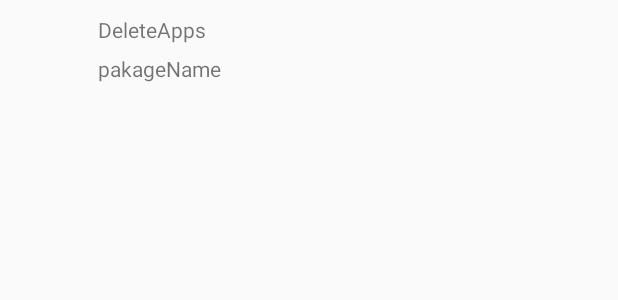
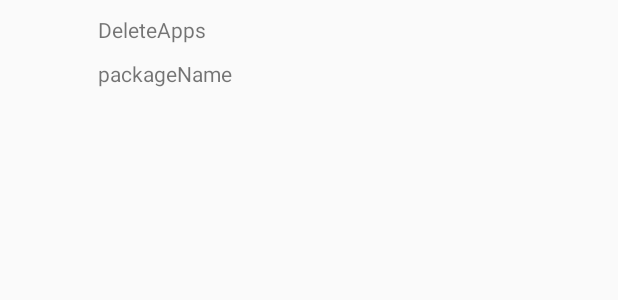
Before and after one commit to and2long/AppInfo, an Android app: the layout item_app_info.xml on its own in the app's theme, with its tools: preview values and no code run, on a phone screen of 412 x 824 dp. Shown: the top 300 px of the screen. Run offline under Robolectric (Android 15) with nearby library versions, the phone set to English and light mode, and no system bars.

Commit message:
优化item显示

```diff
--- a/app/src/main/res/layout/item_app_info.xml
+++ b/app/src/main/res/layout/item_app_info.xml
@@ -2,14 +2,14 @@
 <android.support.constraint.ConstraintLayout xmlns:android="http://schemas.android.com/apk/res/android"
     xmlns:app="http://schemas.android.com/apk/res-auto"
     android:layout_width="match_parent"
-    android:layout_height="65dp">
+    android:layout_height="wrap_content">
 
 
     <ImageView
         android:id="@+id/iv_icon"
         android:layout_width="45dp"
         android:layout_height="45dp"
-        android:layout_marginLeft="10dp"
+        android:layout_margin="10dp"
         app:layout_constraintBottom_toBottomOf="parent"
         app:layout_constraintLeft_toLeftOf="parent"
         app:layout_constraintTop_toTopOf="parent" />
@@ -31,12 +31,11 @@
         android:layout_height="wrap_content"
         android:layout_margin="10dp"
         android:layout_marginStart="8dp"
-        android:ellipsize="end"
-        android:maxLines="1"
-        android:text="pakageName"
+        android:text="packageName"
         app:layout_constraintBottom_toBottomOf="parent"
         app:layout_constraintEnd_toEndOf="parent"
-        app:layout_constraintStart_toEndOf="@+id/iv_icon" />
+        app:layout_constraintStart_toEndOf="@+id/iv_icon"
+        app:layout_constraintTop_toBottomOf="@id/tv_name" />
 
 
 </android.support.constraint.ConstraintLayout>
--- a/build.gradle
+++ b/build.gradle
@@ -8,7 +8,7 @@ buildscript {
         jcenter()
     }
     dependencies {
-        classpath 'com.android.tools.build:gradle:3.2.1'
+        classpath 'com.android.tools.build:gradle:3.4.0'
         classpath "org.jetbrains.kotlin:kotlin-gradle-plugin:$kotlin_version"
 
         // NOTE: Do not place your application dependencies here; they belong
```
Also changed, not shown: app/build.gradle (+1 -7 lines), app/src/main/java/com/and2long/deleteapps/MainActivity.kt (+7 -2 lines), gradle/wrapper/gradle-wrapper.properties.
